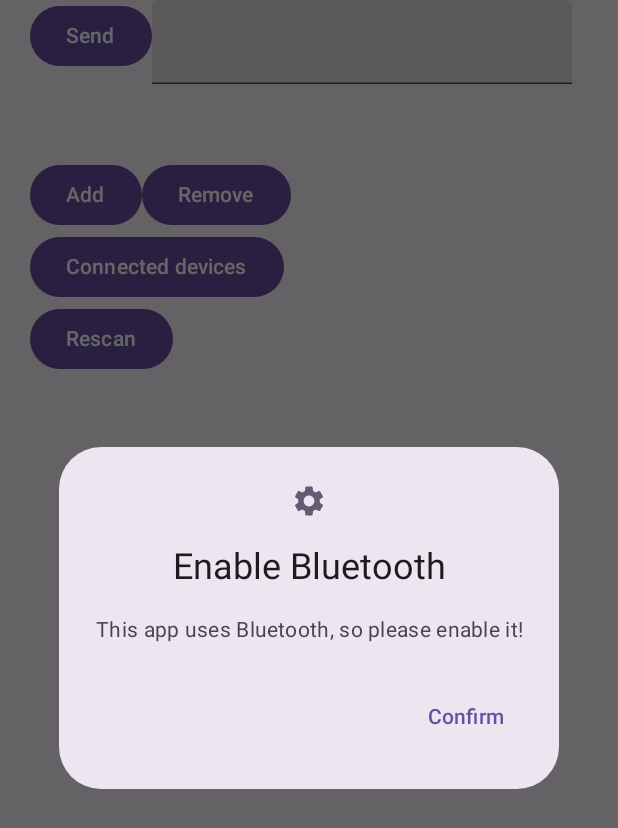
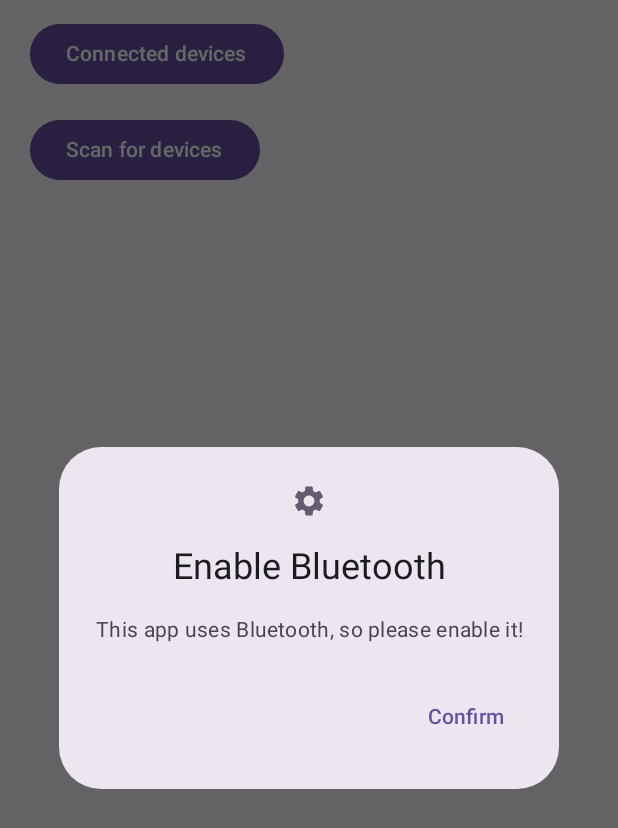
Before and after one commit to DaniMihaiConstantinescu/Hub-Licenta, an Android app built with Jetpack Compose: the HomeScreen screen opened through its navigation route, on a phone screen of 412 x 824 dp. Shown: the top 828 px of the screen. Run offline under Robolectric (Android 15) with nearby library versions, the phone set to English and light mode, and no system bars.

```diff
--- a/app/src/main/java/com/example/hubwifiv2/MainActivity.kt
+++ b/app/src/main/java/com/example/hubwifiv2/MainActivity.kt
@@ -2,32 +2,19 @@ package com.example.hubwifiv2
 
 import android.annotation.SuppressLint
 import android.bluetooth.BluetoothDevice
-import android.content.Context
 import android.content.pm.PackageManager
 import android.os.Bundle
+import android.util.Log
 import androidx.activity.ComponentActivity
 import androidx.activity.compose.setContent
-import androidx.compose.foundation.layout.Row
 import androidx.compose.foundation.layout.fillMaxSize
-import androidx.compose.foundation.layout.fillMaxWidth
-import androidx.compose.foundation.layout.padding
-import androidx.compose.material3.Button
 import androidx.compose.material3.ExperimentalMaterial3Api
 import androidx.compose.material3.MaterialTheme
 import androidx.compose.material3.Scaffold
 import androidx.compose.material3.Surface
-import androidx.compose.material3.Text
-import androidx.compose.material3.TextField
-import androidx.compose.runtime.Composable
-import androidx.compose.runtime.getValue
-import androidx.compose.runtime.mutableStateOf
-import androidx.compose.runtime.remember
-import androidx.compose.runtime.setValue
 import androidx.compose.ui.Modifier
-import androidx.compose.ui.unit.dp
 import androidx.core.app.ActivityCompat
 import androidx.core.content.ContextCompat
-import androidx.lifecycle.viewmodel.compose.viewModel
 import androidx.navigation.compose.NavHost
 import androidx.navigation.compose.composable
 import androidx.navigation.compose.rememberNavController
@@ -37,12 +24,9 @@ import com.example.hubwifiv2.ui.homepage.devices.DeviceScreen
 import com.example.hubwifiv2.ui.theme.HubWifiV2Theme
 import com.example.hubwifiv2.utils.ble.BluetoothScanner
 import com.example.hubwifiv2.utils.permissionHandling.LocationPermission
-import com.example.hubwifiv2.utils.dataClasses.devices.GeneralDevice
 import com.example.hubwifiv2.utils.tcp.TCPClient
 import com.example.hubwifiv2.utils.tcp.getAndroidId
 import com.example.hubwifiv2.utils.tcp.sendInitializeMessageTCP
-import com.example.hubwifiv2.utils.tcp.sendMessageTCP
-import com.example.hubwifiv2.utils.viewModels.HubViewModel
 import kotlinx.coroutines.GlobalScope
 import kotlinx.coroutines.launch
 
@@ -63,13 +47,12 @@ class MainActivity : ComponentActivity() {
 
         locationPermission = LocationPermission(this)
 
-        // initialize tcp server and wifi handler
-//        tcpClient = TCPClient("192.168.1.103", 9090)
-
+        // initialize tcp server and bluetooth handler
         tcpClient = TCPClient(applicationContext ,applicationContext.getString(R.string.server_ip), 9090)
 
         GlobalScope.launch {
             tcpClient.connectToServer()
+            Log.e("TCP", "init")
             sendInitializeMessageTCP(tcpClient, getAndroidId(applicationContext))
         }
 
@@ -92,8 +75,6 @@ class MainActivity : ComponentActivity() {
                         ){
                             composable("home"){
                                 HomeScreen(
-                                    tcpClient,
-                                    applicationContext,
                                     navController,
                                     bluetoothScanner,
                                     bluetoothResults,
@@ -109,7 +90,7 @@ class MainActivity : ComponentActivity() {
                                 }
                             }
                             composable("all-devices"){
-                                AllDevicesScreen()
+                                AllDevicesScreen(navController)
                             }
                         }
                     }
@@ -171,61 +152,3 @@ class MainActivity : ComponentActivity() {
     }
 
 }
-
-
-@OptIn(ExperimentalMaterial3Api::class)
-@Composable
-fun TCPTest(
-    tcpClient: TCPClient,
-    context: Context
-){
-
-    var text by remember { mutableStateOf("") }
-    Row(
-        modifier = Modifier
-            .fillMaxWidth()
-            .padding(bottom = 50.dp)
-    ) {
-        Button(onClick = {
-            val macAddr = getAndroidId(context)
-            sendMessageTCP(tcpClient, macAddr, "1.1.1.1", mapOf("temp" to "20"))
-        }) {
-            Text(text = "Send")
-        }
-        TextField(value = text, onValueChange = {text = it})
-    }
-
-}
-
-@Composable
-fun DevicesButtons(context: Context){
-
-    val deviceViewModel = viewModel<HubViewModel>()
-    val hubId = getAndroidId(context)
-
-    Row {
-        Button(onClick = {
-            deviceViewModel.addDeviceToHub(
-                hubId,
-                GeneralDevice(
-                    deviceMAC = "mac1",
-                    hubMac = hubId,
-                    type = "ac",
-                    name = "Device 1"
-                )
-            )
-        }) {
-            Text(text = "Add")
-        }
-
-
-        Button(onClick = {
-            deviceViewModel.deleteDeviceFromHub(
-                hubId,
-                "mac1"
-            )
-        }) {
-            Text(text = "Remove")
-        }
-    }
-}
--- a/app/src/main/java/com/example/hubwifiv2/ui/homepage/HomeScreen.kt
+++ b/app/src/main/java/com/example/hubwifiv2/ui/homepage/HomeScreen.kt
@@ -2,7 +2,6 @@ package com.example.hubwifiv2.ui.homepage
 
 import android.annotation.SuppressLint
 import android.bluetooth.BluetoothDevice
-import android.content.Context
 import androidx.compose.foundation.layout.Arrangement
 import androidx.compose.foundation.layout.Column
 import androidx.compose.foundation.layout.Row
@@ -31,11 +30,8 @@ import androidx.compose.ui.Alignment
 import androidx.compose.ui.Modifier
 import androidx.compose.ui.unit.dp
 import androidx.navigation.NavController
-import com.example.hubwifiv2.DevicesButtons
-import com.example.hubwifiv2.TCPTest
 import com.example.hubwifiv2.ui.dialogs.SimpleConfirmationDialog
 import com.example.hubwifiv2.utils.ble.BluetoothScanner
-import com.example.hubwifiv2.utils.tcp.TCPClient
 import kotlinx.coroutines.CoroutineScope
 import kotlinx.coroutines.Dispatchers
 import kotlinx.coroutines.delay
@@ -43,8 +39,6 @@ import kotlinx.coroutines.launch
 
 @Composable
 fun HomeScreen(
-    tcpClient: TCPClient,
-    context: Context,
     navController: NavController,
     bluetoothScanner: BluetoothScanner,
     bluetoothResults: Set<BluetoothDevice>,
@@ -55,13 +49,12 @@ fun HomeScreen(
             .fillMaxSize()
             .padding(horizontal = 20.dp)
     ) {
-        TCPTest(tcpClient, context)
-        DevicesButtons(context)
+        Spacer(modifier = Modifier.height(12.dp))
 
         Button(onClick = { navController.navigate("all-devices") }) {
             Text(text = "Connected devices")
         }
-
+        Spacer(modifier = Modifier.height(16.dp))
         BluetoothPart(
             bluetoothScanner,
             bluetoothResults,
@@ -118,7 +111,8 @@ fun BluetoothPart(
             },
             enabled = !enableRefresh
         ) {
-            Text(text = "Rescan")
+
+            Text(text = "Scan for devices")
         }
         if (enableRefresh)
             CircularProgressIndicator(
@@ -140,15 +134,17 @@ fun BluetoothPart(
                     Column(
                         modifier = Modifier
                             .fillMaxWidth()
-                            .padding(vertical = 4.dp, horizontal = 6.dp)
+                            .padding(vertical = 8.dp, horizontal = 12.dp)
                     ) {
-                        Text(text = "Address:")
-                        device.address?.let { address ->
-                            Text(text = address)
+                        Row(
+                            Modifier.fillMaxWidth()
+                        ) {
+                            Text(text = "Address: ")
+                            device.address?.let { address ->
+                                Text(text = address)
+                            }
                         }
-
                         Spacer(modifier = Modifier.height(4.dp))
-
                         Row(
                             modifier = Modifier.fillMaxWidth()
                         ) {
@@ -157,7 +153,6 @@ fun BluetoothPart(
                                 Text(text = deviceName)
                             }
                         }
-                        Text(text = "Type: ${device.type}")
                     }
                 }
             }
--- a/app/src/main/java/com/example/hubwifiv2/utils/api/RetrofitClient.kt
+++ b/app/src/main/java/com/example/hubwifiv2/utils/api/RetrofitClient.kt
@@ -1,12 +1,13 @@
 package com.example.hubwifiv2.utils.api
 
+import androidx.compose.ui.res.stringResource
 import com.example.hubwifiv2.utils.api.apiServices.HubApiService
 import retrofit2.Retrofit
 import retrofit2.converter.gson.GsonConverterFactory
 
 object RetrofitClient {
 
-    private const val currentIp = "192.168.1.103"
+    private const val currentIp = "192.168.65.40"
     private const val baseUrl = "http://$currentIp:5000"
 
     private val retrofit: Retrofit by lazy {
--- a/app/src/main/res/values/strings.xml
+++ b/app/src/main/res/values/strings.xml
@@ -1,4 +1,4 @@
 <resources>
     <string name="app_name">HubApp</string>
-    <string name="server_ip">192.168.1.103</string>
+    <string name="server_ip">192.168.65.40</string>
 </resources>
```
Also changed, not shown: app/src/main/java/com/example/hubwifiv2/ui/homepage/devices/AllDevicesScreen.kt (+15 -3 lines), app/src/main/java/com/example/hubwifiv2/ui/homepage/devices/DeviceScreen.kt (+45 -24 lines).
